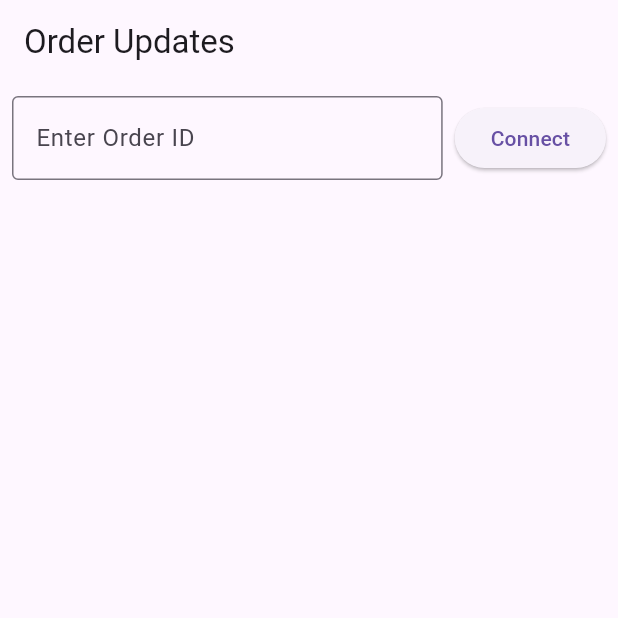
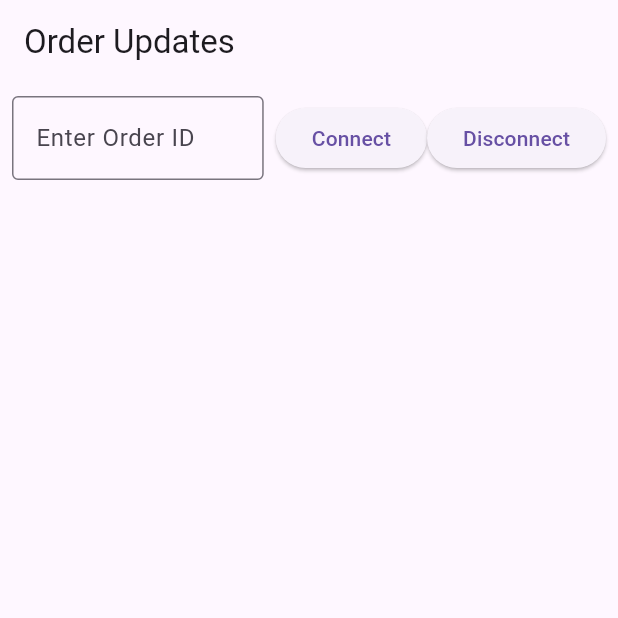
Before and after one commit to hugo-chavar/test_ws, a Flutter app: the screen it shows after launch, on a phone screen of 412 x 824 dp, the top half of it. Run offline on Flutter 3.47's test engine with Material 3 defaults, Android fonts, the light colour scheme and no system bars; missing offline and left inert: phoenix_socket.

Commit message:
Add disconnect button and heartbeat

```diff
--- a/lib/main.dart
+++ b/lib/main.dart
@@ -69,6 +69,10 @@ class _MyAppState extends State<MyApp> {
                     onPressed: _connectToOrder,
                     child: const Text("Connect"),
                   ),
+                  ElevatedButton(
+                    onPressed: () => _orderService.disconnect(),
+                    child: Text("Disconnect"),
+                  ),
                 ],
               ),
             ),
```
Also changed, not shown: lib/order_service.dart (+13 -1 lines).
